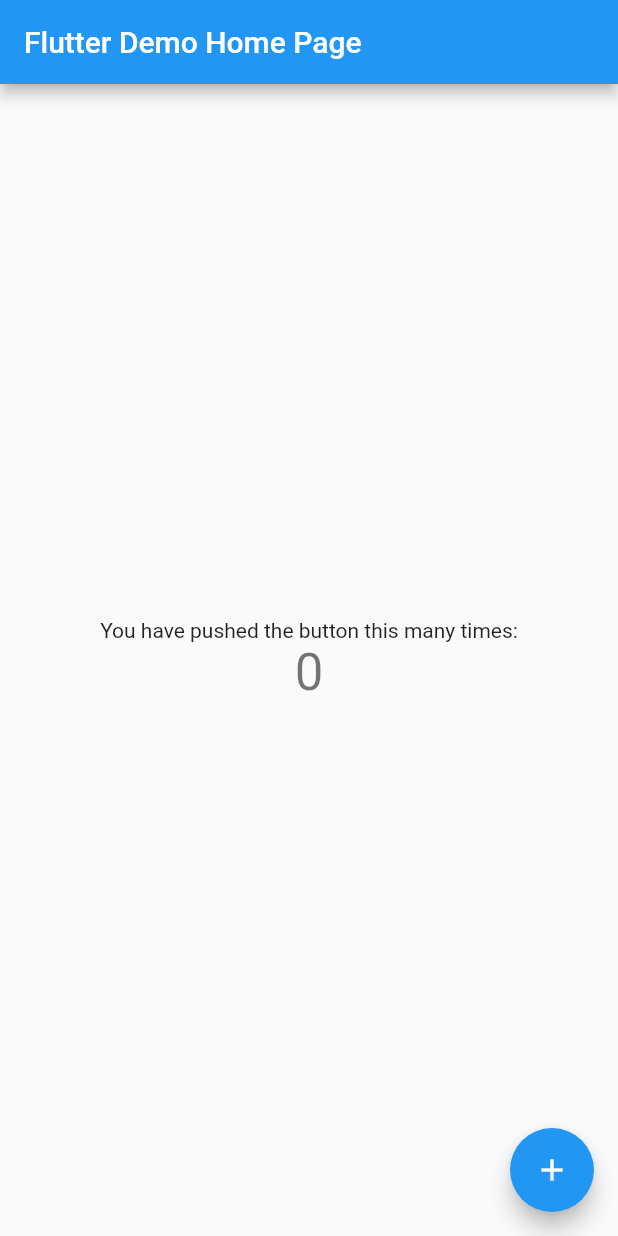
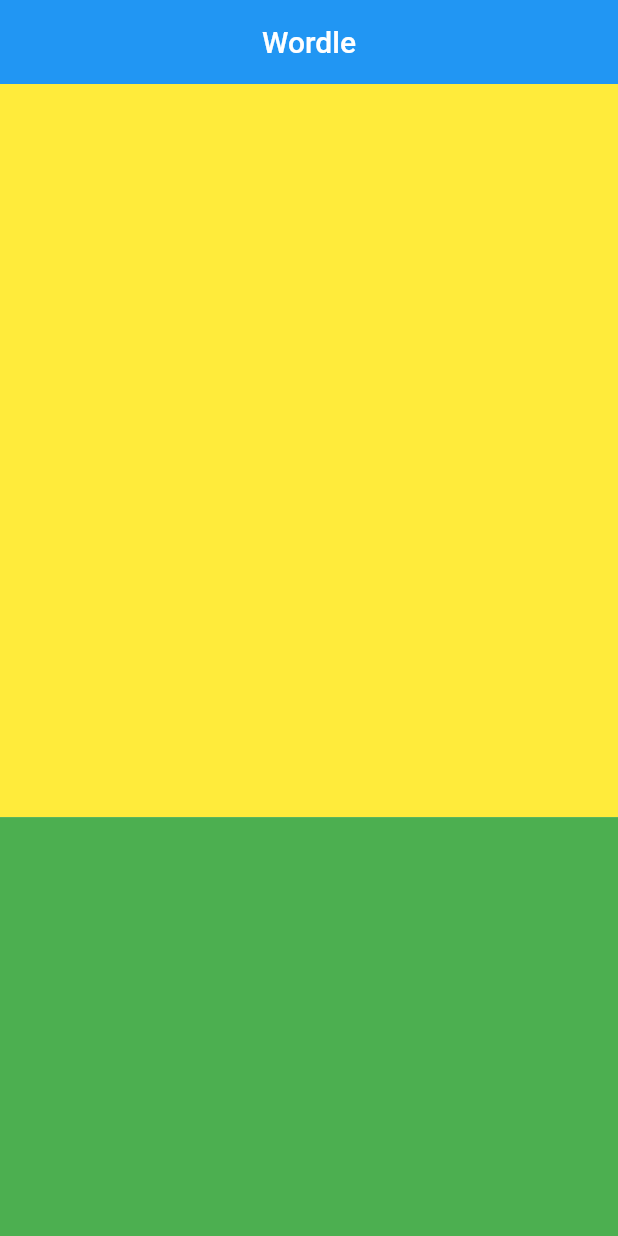
Before and after one commit to 8DietmarBarbarossa8/Wordle, a Flutter app: the screen it shows after launch, on a phone screen of 412 x 824 dp. Run offline on Flutter 3.47's test engine with Material 2 defaults, Android fonts, the phone set to English and light mode, and no system bars.

Commit message:
statred coding

```diff
--- a/lib/main.dart
+++ b/lib/main.dart
@@ -1,115 +1,18 @@
 import 'package:flutter/material.dart';
+import 'package:wordle/pages/home_page.dart';
 
-void main() {
-  runApp(const MyApp());
-}
+main() => runApp(const WordleApp());
 
-class MyApp extends StatelessWidget {
-  const MyApp({Key? key}) : super(key: key);
+class WordleApp extends StatelessWidget {
+  const WordleApp({Key? key}) : super(key: key);
 
-  // This widget is the root of your application.
   @override
   Widget build(BuildContext context) {
     return MaterialApp(
-      title: 'Flutter Demo',
-      theme: ThemeData(
-        // This is the theme of your application.
-        //
-        // Try running your application with "flutter run". You'll see the
-        // application has a blue toolbar. Then, without quitting the app, try
-        // changing the primarySwatch below to Colors.green and then invoke
-        // "hot reload" (press "r" in the console where you ran "flutter run",
-        // or simply save your changes to "hot reload" in a Flutter IDE).
-        // Notice that the counter didn't reset back to zero; the application
-        // is not restarted.
-        primarySwatch: Colors.blue,
-      ),
-      home: const MyHomePage(title: 'Flutter Demo Home Page'),
+      title: 'Wordle',
+      theme: ThemeData(),
+      debugShowCheckedModeBanner: false,
+      home: const HomePage(),
     );
   }
 }
-
-class MyHomePage extends StatefulWidget {
-  const MyHomePage({Key? key, required this.title}) : super(key: key);
-
-  // This widget is the home page of your application. It is stateful, meaning
-  // that it has a State object (defined below) that contains fields that affect
-  // how it looks.
-
-  // This class is the configuration for the state. It holds the values (in this
-  // case the title) provided by the parent (in this case the App widget) and
-  // used by the build method of the State. Fields in a Widget subclass are
-  // always marked "final".
-
-  final String title;
-
-  @override
-  State<MyHomePage> createState() => _MyHomePageState();
-}
-
-class _MyHomePageState extends State<MyHomePage> {
-  int _counter = 0;
-
-  void _incrementCounter() {
-    setState(() {
-      // This call to setState tells the Flutter framework that something has
-      // changed in this State, which causes it to rerun the build method below
-      // so that the display can reflect the updated values. If we changed
-      // _counter without calling setState(), then the build method would not be
-      // called again, and so nothing would appear to happen.
-      _counter++;
-    });
-  }
-
-  @override
-  Widget build(BuildContext context) {
-    // This method is rerun every time setState is called, for instance as done
-    // by the _incrementCounter method above.
-    //
-    // The Flutter framework has been optimized to make rerunning build methods
-    // fast, so that you can just rebuild anything that needs updating rather
-    // than having to individually change instances of widgets.
-    return Scaffold(
-      appBar: AppBar(
-        // Here we take the value from the MyHomePage object that was created by
-        // the App.build method, and use it to set our appbar title.
-        title: Text(widget.title),
-      ),
-      body: Center(
-        // Center is a layout widget. It takes a single child and positions it
-        // in the middle of the parent.
-        child: Column(
-          // Column is also a layout widget. It takes a list of children and
-          // arranges them vertically. By default, it sizes itself to fit its
-          // children horizontally, and tries to be as tall as its parent.
-          //
-          // Invoke "debug painting" (press "p" in the console, choose the
-          // "Toggle Debug Paint" action from the Flutter Inspector in Android
-          // Studio, or the "Toggle Debug Paint" command in Visual Studio Code)
-          // to see the wireframe for each widget.
-          //
-          // Column has various properties to control how it sizes itself and
-          // how it positions its children. Here we use mainAxisAlignment to
-          // center the children vertically; the main axis here is the vertical
-          // axis because Columns are vertical (the cross axis would be
-          // horizontal).
-          mainAxisAlignment: MainAxisAlignment.center,
-          children: <Widget>[
-            const Text(
-              'You have pushed the button this many times:',
-            ),
-            Text(
-              '$_counter',
-              style: Theme.of(context).textTheme.headline4,
-            ),
-          ],
-        ),
-      ),
-      floatingActionButton: FloatingActionButton(
-        onPressed: _incrementCounter,
-        tooltip: 'Increment',
-        child: const Icon(Icons.add),
-      ), // This trailing comma makes auto-formatting nicer for build methods.
-    );
-  }
-}
--- /dev/null
+++ b/lib/pages/home_page.dart
@@ -0,0 +1,33 @@
+import 'package:flutter/material.dart';
+
+class HomePage extends StatefulWidget {
+  const HomePage({Key? key}) : super(key: key);
+
+  @override
+  State<StatefulWidget> createState() => _HomePageState();
+}
+
+class _HomePageState extends State<HomePage> {
+  @override
+  Widget build(BuildContext context) {
+    return Scaffold(
+      appBar: AppBar(
+        title: const Text('Wordle'),
+        centerTitle: true,
+        elevation: 0,
+      ),
+      body: Column(
+        children: [
+          Expanded(
+            flex: 7,
+            child: Container(color: Colors.yellow),
+          ),
+          Expanded(
+            flex: 4,
+            child: Container(color: Colors.green),
+          ),
+        ],
+      ),
+    );
+  }
+}
```
